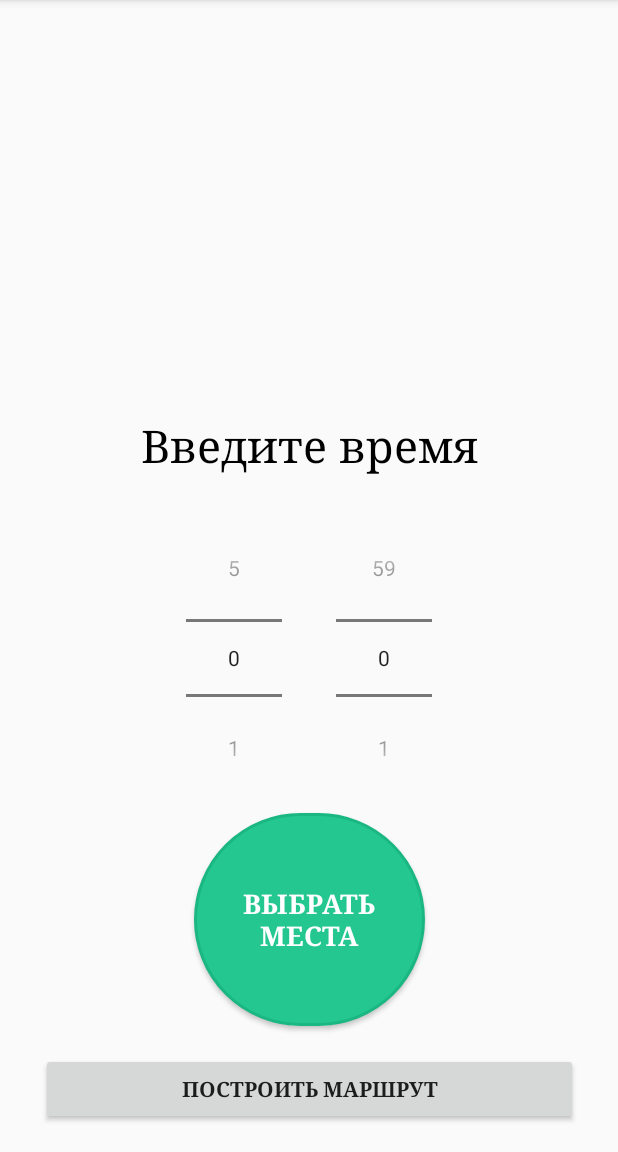
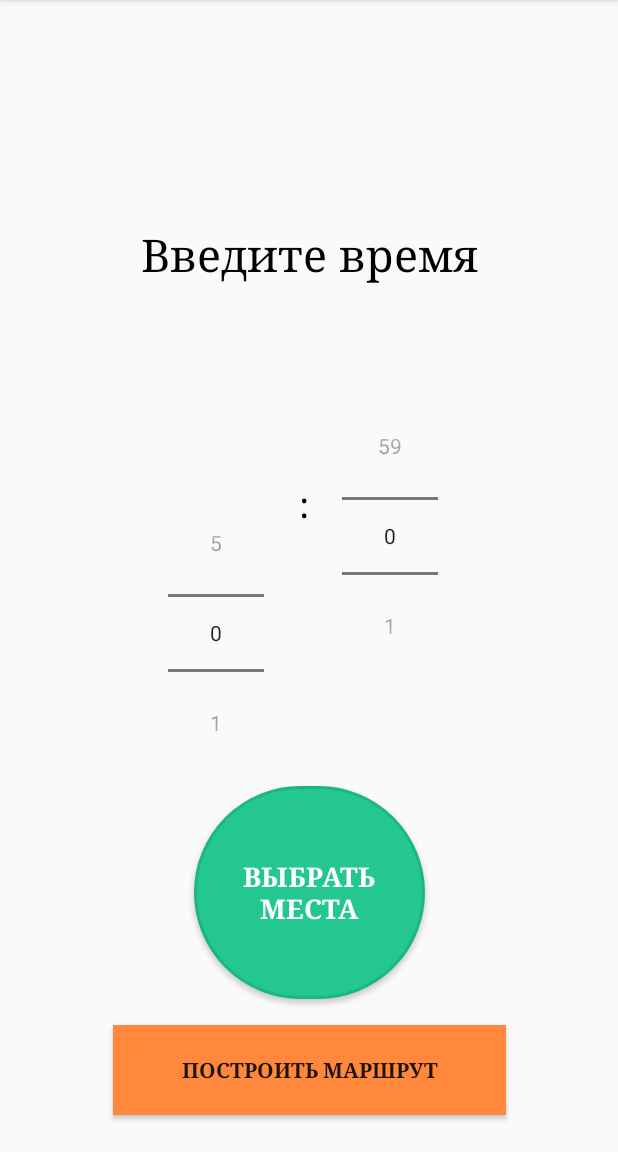
Before and after one commit to theantialex/Find-Your-Places, an Android app: the NewRouteActivity screen opened directly, with no data from a screen before it, on a phone screen of 412 x 824 dp, the part 84-1236 px from its top. Run offline under Robolectric (Android 15) with nearby library versions, the phone set to English and light mode, and no system bars.

Commit message:
New Activities

```diff
--- a/app/src/main/res/layout/activity_new_route.xml
+++ b/app/src/main/res/layout/activity_new_route.xml
@@ -10,9 +10,9 @@
         android:id="@+id/hour_picker"
         android:layout_width="wrap_content"
         android:layout_height="wrap_content"
-        android:layout_marginStart="124dp"
-        android:layout_marginLeft="124dp"
-        android:layout_marginBottom="239dp"
+        android:layout_marginStart="112dp"
+        android:layout_marginLeft="112dp"
+        android:layout_marginBottom="256dp"
         android:orientation="vertical"
         app:layout_constraintBottom_toBottomOf="parent"
         app:layout_constraintStart_toStartOf="parent" />
@@ -21,10 +21,10 @@
         android:id="@+id/minute_picker"
         android:layout_width="wrap_content"
         android:layout_height="wrap_content"
-        android:layout_marginTop="31dp"
-        android:layout_marginEnd="124dp"
-        android:layout_marginRight="124dp"
-        android:layout_marginBottom="239dp"
+        android:layout_marginTop="13dp"
+        android:layout_marginEnd="120dp"
+        android:layout_marginRight="120dp"
+        android:layout_marginBottom="256dp"
         android:orientation="vertical"
         app:layout_constraintBottom_toBottomOf="parent"
         app:layout_constraintEnd_toEndOf="parent"
@@ -35,7 +35,7 @@
         android:layout_width="wrap_content"
         android:layout_height="wrap_content"
         android:layout_marginTop="20dp"
-        android:layout_marginBottom="32dp"
+        android:layout_marginBottom="14dp"
         android:gravity="center"
         android:text="@string/dfh"
         android:textColor="@android:color/black"
@@ -45,8 +45,7 @@
         app:layout_constraintEnd_toEndOf="parent"
         app:layout_constraintHorizontal_bias="0.503"
         app:layout_constraintStart_toStartOf="parent"
-        app:layout_constraintTop_toTopOf="parent"
-        app:layout_constraintVertical_bias="1.0" />
+        app:layout_constraintTop_toTopOf="parent" />
 
     <Button
 
@@ -55,39 +54,40 @@
         android:layout_height="142dp"
         android:layout_marginStart="16dp"
         android:layout_marginLeft="16dp"
-        android:layout_marginTop="65dp"
+        android:layout_marginTop="12dp"
         android:layout_marginEnd="16dp"
         android:layout_marginRight="16dp"
-        android:layout_marginBottom="46dp"
-        android:background="@drawable/roundbutton"
+        android:background="@drawable/choose_place_button"
         android:gravity="center"
         android:text="@string/SF"
         android:textColor="@color/colorWhite"
         android:textSize="18sp"
         android:textStyle="bold"
         app:fontFamily="serif"
-        app:layout_constraintBottom_toTopOf="@+id/btnMake"
         app:layout_constraintEnd_toEndOf="parent"
         app:layout_constraintStart_toStartOf="parent"
-        app:layout_constraintTop_toBottomOf="@+id/hour_picker"
-        app:layout_constraintVertical_bias="0.65" />
+        app:layout_constraintTop_toBottomOf="@+id/hour_picker" />
 
     <Button
         android:id="@+id/btnMake"
-        android:layout_width="358dp"
-        android:layout_height="wrap_content"
+        android:layout_width="262dp"
+        android:layout_height="60dp"
         android:layout_marginStart="18dp"
         android:layout_marginLeft="18dp"
+        android:layout_marginTop="26dp"
         android:layout_marginEnd="18dp"
         android:layout_marginRight="18dp"
-        android:layout_marginBottom="18dp"
+        android:layout_marginBottom="28dp"
+        android:background="#FF883C"
         android:gravity="center"
         android:text="@string/DG"
         android:textStyle="bold"
         app:fontFamily="serif"
         app:layout_constraintBottom_toBottomOf="parent"
         app:layout_constraintEnd_toEndOf="parent"
-        app:layout_constraintStart_toStartOf="parent" />
+        app:layout_constraintStart_toStartOf="parent"
+        app:layout_constraintTop_toBottomOf="@+id/btnChoose"
+        app:layout_constraintVertical_bias="0.75" />
 
     <TextView
         android:id="@+id/textView"
```
Also changed, not shown: app/src/main/res/drawable/choose_place_button.xml (renamed from app/src/main/res/drawable/roundbutton.xml).
